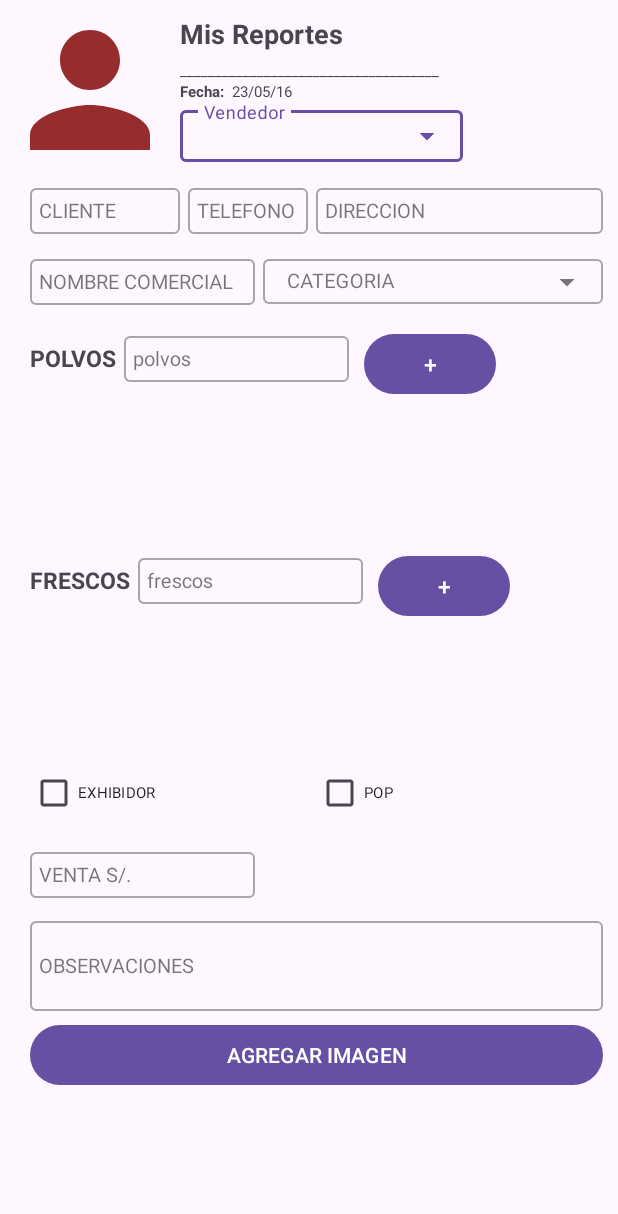
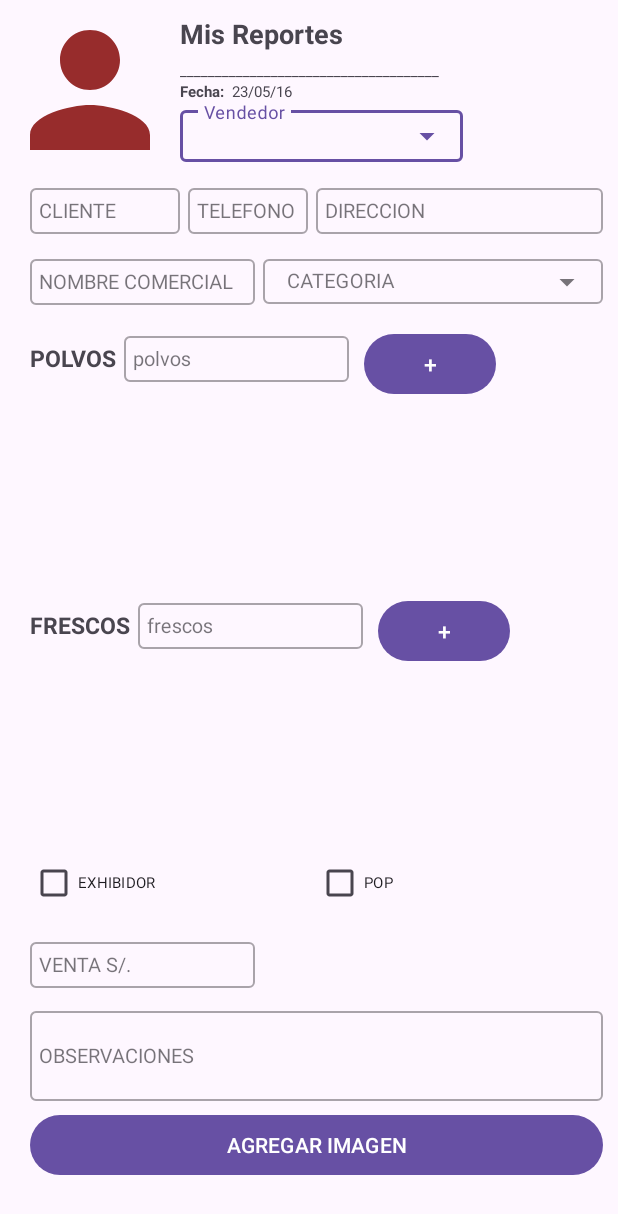
Before and after one commit to EmaranSistemas/PromotorVentas, an Android app: the screen it shows after launch (ProVMainActivity), after a tap on an icon or button, on a phone screen of 412 x 824 dp. Shown: the top 1214 px of the screen. Run offline under Robolectric (Android 15) with nearby library versions, the phone set to English and light mode, and no system bars.

```diff
--- /dev/null
+++ b/app/src/main/java/com/emransac/promotorventas/Adapters/PfAdapter.java
@@ -0,0 +1,59 @@
+package com.emransac.promotorventas.Adapters;
+
+import android.content.Context;
+import android.view.LayoutInflater;
+import android.view.View;
+import android.view.ViewGroup;
+import android.widget.ArrayAdapter;
+import android.widget.TextView;
+
+import androidx.annotation.NonNull;
+import androidx.annotation.Nullable;
+import androidx.recyclerview.widget.RecyclerView;
+
+import com.emransac.promotorventas.Entities.Frescos;
+import com.emransac.promotorventas.R;
+
+import java.util.List;
+
+public class PfAdapter extends RecyclerView.Adapter<PfAdapter.ViewHolder>  {
+    private Context context;
+    private List<Frescos> pfList;
+
+    public PfAdapter(Context context, List<Frescos> pfList) {
+        this.context = context;
+        this.pfList = pfList;
+    }
+
+    // Métodos del adaptador
+
+    @NonNull
+    @Override
+    public ViewHolder onCreateViewHolder(@NonNull ViewGroup parent, int viewType) {
+        View view = LayoutInflater.from(parent.getContext()).inflate(R.layout.frescos, parent, false);
+        return new ViewHolder(view);
+    }
+
+    @Override
+    public void onBindViewHolder(@NonNull ViewHolder holder, int position) {
+        Frescos frescos = pfList.get(position);
+        holder.tvID.setText(frescos.getId());
+        holder.tvName.setText(frescos.getName());
+    }
+
+    @Override
+    public int getItemCount() {
+        return pfList.size();
+    }
+
+    public static class ViewHolder extends RecyclerView.ViewHolder {
+        TextView tvID;
+        TextView tvName;
+
+        public ViewHolder(@NonNull View itemView) {
+            super(itemView);
+            tvID = itemView.findViewById(R.id.txt_store_id);
+            tvName = itemView.findViewById(R.id.txt_store_name);
+        }
+    }
+}
--- a/app/src/main/java/com/emransac/promotorventas/ProVMainActivity.java
+++ b/app/src/main/java/com/emransac/promotorventas/ProVMainActivity.java
@@ -1,14 +1,66 @@
 package com.emransac.promotorventas;
 
 import androidx.appcompat.app.AppCompatActivity;
+import androidx.recyclerview.widget.LinearLayoutManager;
+import androidx.recyclerview.widget.RecyclerView;
 
 import android.os.Bundle;
+import android.widget.Button;
+import android.widget.ListView;
+
+import com.emransac.promotorventas.Adapters.PfAdapter;
+import com.emransac.promotorventas.Entities.Frescos;
+
+import java.util.ArrayList;
 
 public class ProVMainActivity extends AppCompatActivity {
 
+    private RecyclerView recyclerView, recyclerView2;
+    private PfAdapter adapter, adapter2;
+    Frescos frecos;
+
+    Button btnAdd, btnAdd2;
+    public static ArrayList<Frescos> pro_frecos = new ArrayList<>();
+    public static ArrayList<Frescos> pro_polvos = new ArrayList<>();
     @Override
     protected void onCreate(Bundle savedInstanceState) {
         super.onCreate(savedInstanceState);
         setContentView(R.layout.activity_pro_vmain);
+
+        btnAdd = findViewById(R.id.addpolvos);
+        btnAdd2 = findViewById(R.id.addfrescos);
+
+        btnAdd.setOnClickListener(v -> {
+            frecos = new Frescos(" - ","producto fresco");
+            pro_polvos.add(frecos);
+            adapter.notifyDataSetChanged();
+        });
+
+        btnAdd2.setOnClickListener(v -> {
+            frecos = new Frescos(" - ","producto polvo");
+            pro_frecos.add(frecos);
+            adapter2.notifyDataSetChanged();
+        });
+
+        /*
+        for(int i=0;i<8;i++){
+            String id = String.valueOf(i);
+            String nombre = "producto "+i;
+            frecos = new Frescos(id,nombre);
+            pro_frecos.add(frecos);
+        }*/
+
+
+        recyclerView = findViewById(R.id.mypolvos);
+        recyclerView.setLayoutManager(new LinearLayoutManager(this));
+        adapter = new PfAdapter(this, pro_polvos);
+        recyclerView.setAdapter(adapter);
+
+        recyclerView2 = findViewById(R.id.myfrecos);
+        recyclerView2.setLayoutManager(new LinearLayoutManager(this));
+        adapter2 = new PfAdapter(this, pro_frecos);
+        recyclerView2.setAdapter(adapter2);
+
+
     }
 }
--- /dev/null
+++ b/app/src/main/res/drawable/baseline_chevron_right_24.xml
@@ -0,0 +1,5 @@
+<vector android:height="24dp" android:tint="#66A740"
+    android:viewportHeight="24" android:viewportWidth="24"
+    android:width="24dp" xmlns:android="http://schemas.android.com/apk/res/android">
+    <path android:fillColor="@android:color/white" android:pathData="M10,6L8.59,7.41 13.17,12l-4.58,4.59L10,18l6,-6z"/>
+</vector>
--- a/app/src/main/res/layout/activity_pro_vmain.xml
+++ b/app/src/main/res/layout/activity_pro_vmain.xml
@@ -261,6 +261,7 @@
             <!-- Tus otros elementos aquí -->
 
             <Button
+                android:id="@+id/addpolvos"
                 android:layout_width="wrap_content"
                 android:layout_height="wrap_content"
                 android:text="+"
@@ -270,10 +271,18 @@
         </LinearLayout>
     </LinearLayout>
 
-    <androidx.recyclerview.widget.RecyclerView
+    <androidx.appcompat.widget.LinearLayoutCompat
         android:layout_width="match_parent"
+        android:layout_height="120dp"
         android:layout_marginStart="20dp"
-        android:layout_height="90dp" />
+        android:layout_marginEnd="170dp"
+        >
+        <androidx.recyclerview.widget.RecyclerView
+            android:id="@+id/mypolvos"
+            android:layout_width="match_parent"
+            android:layout_height="wrap_content"
+             />
+    </androidx.appcompat.widget.LinearLayoutCompat>
 
 
     <LinearLayout
@@ -317,6 +326,7 @@
             <!-- Tus otros elementos aquí -->
 
             <Button
+                android:id="@+id/addfrescos"
                 android:layout_width="wrap_content"
                 android:layout_height="wrap_content"
                 android:text="+"
@@ -327,10 +337,17 @@
     </LinearLayout>
 
 
-    <androidx.recyclerview.widget.RecyclerView
-        android:layout_width="match_parent"
-        android:layout_marginStart="20dp"
-        android:layout_height="90dp" />
+        <androidx.appcompat.widget.LinearLayoutCompat
+            android:layout_width="match_parent"
+            android:layout_height="120dp"
+            android:layout_marginStart="20dp"
+            >
+            <androidx.recyclerview.widget.RecyclerView
+                android:id="@+id/myfrecos"
+                android:layout_width="match_parent"
+                android:layout_height="wrap_content"
+                />
+        </androidx.appcompat.widget.LinearLayoutCompat>
 
 
     <LinearLayout
```
Also changed, not shown: app/src/main/java/com/emransac/promotorventas/Entities/Frescos.java (added, +26 -0 lines), app/src/main/res/drawable/rectangle.xml (added, +12 -0 lines), app/src/main/res/layout/frescos.xml (added, +43 -0 lines).
